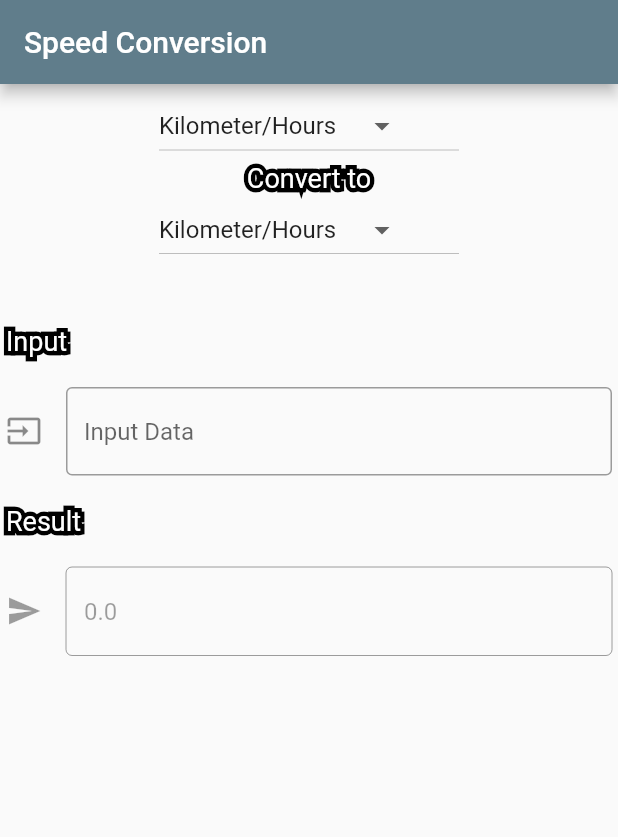
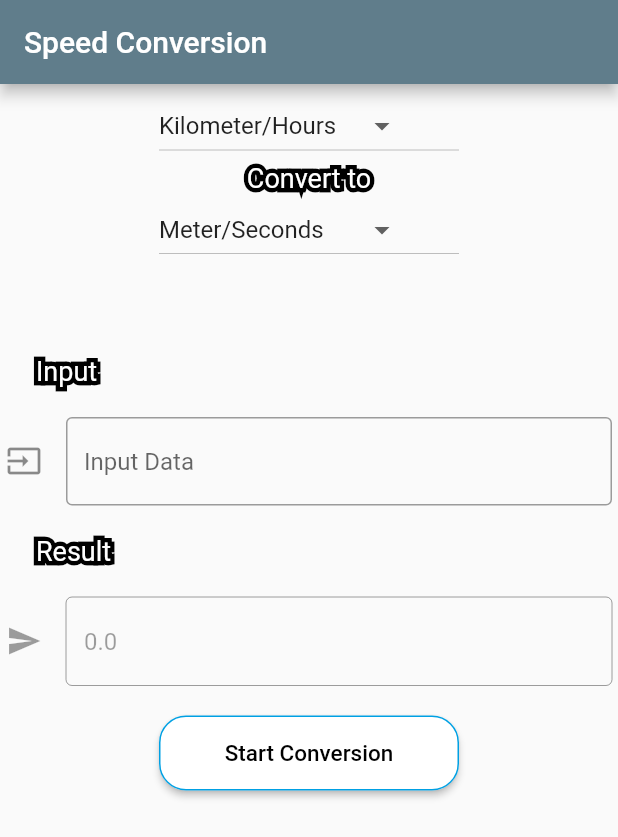
Before and after one commit to yusptar/kuis-1-pemrograman-mobile, a Flutter app: the screen it shows after launch, on a phone screen of 412 x 824 dp. Shown: the top 837 px of the screen. Run offline on Flutter 3.47's test engine with Material 2 defaults, Android fonts, the light colour scheme and no system bars.

Commit message:
progress 4

```diff
--- /dev/null
+++ b/lib/convertbutton.dart
@@ -0,0 +1,31 @@
+import 'package:flutter/cupertino.dart';
+import 'package:flutter/material.dart';
+
+class Convert extends StatelessWidget {
+  const Convert({
+    Key key,
+    @required this.convertHandler,
+  }) : super(key: key);
+
+  final Function convertHandler;
+  @override
+  Widget build(BuildContext context) {
+    return Container(
+      margin: EdgeInsets.all(20),
+      height: 50,
+      width: 200,
+      // ignore: deprecated_member_use
+      child: RaisedButton(
+        shape: RoundedRectangleBorder(
+            borderRadius: BorderRadius.circular(18.0),
+            side: BorderSide(color: Color.fromRGBO(0, 160, 227, 1))),
+        child: Text(
+          "Start Conversion",
+          style: TextStyle(color: Colors.black, fontSize: 15),
+        ),
+        onPressed: convertHandler,
+        color: Colors.white,
+      ),
+    );
+  }
+}
--- a/lib/input.dart
+++ b/lib/input.dart
@@ -17,6 +17,7 @@ class Input extends StatelessWidget {
         Stack(
           children: <Widget>[
             Container(
+              margin: EdgeInsets.all(20),
               alignment: Alignment.centerLeft,
               child: Text(
                 'Input',
@@ -29,6 +30,7 @@ class Input extends StatelessWidget {
               ),
             ),
             Container(
+              margin: EdgeInsets.all(20),
               alignment: Alignment.centerLeft,
               child: Text(
                 'Input',
@@ -39,9 +41,6 @@ class Input extends StatelessWidget {
               ),
             ),
           ],
-        ),
-        Container(
-          height: 20,
         ),
         TextFormField(
           controller: SpeedController,
--- a/lib/main.dart
+++ b/lib/main.dart
@@ -1,6 +1,7 @@
 import 'package:flutter/material.dart';
 import 'package:flutter/services.dart';
 import 'package:kuis1/result.dart';
+import 'convertbutton.dart';
 import 'converttext.dart';
 import 'dropdown2.dart';
 import 'input.dart';
@@ -17,7 +18,7 @@ class MainSpeed extends State<SpeedConversion> {
   final Controller = TextEditingController();
   double _input = 0;
   String _valueDropDown = "Kilometer/Hours";
-  String _valueDropDown2 = "Kilometer/Hours";
+  String _valueDropDown2 = "Meter/Seconds";
   double _result = 0;
   List<String> List1 = [
     "Kilometer/Hours",
@@ -105,18 +106,8 @@ class MainSpeed extends State<SpeedConversion> {
                 height: 40,
               ),
               Input(SpeedController: Controller),
-              Container(
-                height: 20,
-              ),
               Result(result: _result),
-              /*Convert(convertHandler: rumusSuhu),
-              Container(
-                margin: EdgeInsets.only(top: 10, bottom: 10),
-                child: Text(
-                  "Riwayat Konversi",
-                  style: TextStyle(fontSize: 20),
-                ),
-              ),*/
+              Convert(convertHandler: rumusKecepatan),
             ],
           ),
         ),
--- a/lib/result.dart
+++ b/lib/result.dart
@@ -17,6 +17,7 @@ class Result extends StatelessWidget {
         Stack(
           children: <Widget>[
             Container(
+              margin: EdgeInsets.all(20),
               alignment: Alignment.centerLeft,
               child: Text(
                 'Result',
@@ -29,6 +30,7 @@ class Result extends StatelessWidget {
               ),
             ),
             Container(
+              margin: EdgeInsets.all(20),
               alignment: Alignment.centerLeft,
               child: Text(
                 'Result',
@@ -39,9 +41,6 @@ class Result extends StatelessWidget {
               ),
             ),
           ],
-        ),
-        Container(
-          height: 20,
         ),
         TextFormField(
           enabled: false,
```
